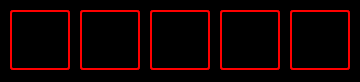
zhaomengxiao/LancetMITK-Adition, file Modules/LancetCore/src/widgets/lancetDeviceTrackingWidget.ui: the form before one commit.
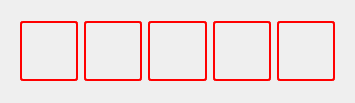
The form after the commit. Icons and pictures are not drawn.

Commit message:
upload tracking tools widget
jrl-last code

Patch:
```diff
--- a/Modules/LancetCore/src/widgets/lancetDeviceTrackingWidget.ui
+++ b/Modules/LancetCore/src/widgets/lancetDeviceTrackingWidget.ui
@@ -6,27 +6,27 @@
    <rect>
     <x>0</x>
     <y>0</y>
-    <width>360</width>
-    <height>82</height>
+    <width>355</width>
+    <height>103</height>
    </rect>
   </property>
   <property name="windowTitle">
    <string>Form</string>
   </property>
   <property name="styleSheet">
-   <string notr="true">
-  background-color: black;
-  border-radius: 10px;
-</string>
+   <string notr="true"/>
   </property>
+  <layout class="QHBoxLayout" name="horizontalLayout">
+   <item>
+    <widget class="QWidget" name="widget" native="true">
+     <layout class="QHBoxLayout" name="horizontalLayout_2">
+      <item>
   <widget class="QWidget" name="robotEndRFWidget" native="true">
-   <property name="geometry">
-    <rect>
-     <x>10</x>
-     <y>10</y>
-     <width>60</width>
-     <height>60</height>
-    </rect>
+        <property name="minimumSize">
+         <size>
+          <width>50</width>
+          <height>50</height>
+         </size>
    </property>
    <property name="maximumSize">
     <size>
@@ -48,14 +48,14 @@
 }</string>
    </property>
   </widget>
+      </item>
+      <item>
   <widget class="QWidget" name="robotBaseRFWidget" native="true">
-   <property name="geometry">
-    <rect>
-     <x>80</x>
-     <y>10</y>
-     <width>60</width>
-     <height>60</height>
-    </rect>
+        <property name="minimumSize">
+         <size>
+          <width>50</width>
+          <height>50</height>
+         </size>
    </property>
    <property name="maximumSize">
     <size>
@@ -77,14 +77,14 @@
 }</string>
    </property>
   </widget>
+      </item>
+      <item>
   <widget class="QWidget" name="pelvisRFWidget" native="true">
-   <property name="geometry">
-    <rect>
-     <x>150</x>
-     <y>10</y>
-     <width>60</width>
-     <height>60</height>
-    </rect>
+        <property name="minimumSize">
+         <size>
+          <width>50</width>
+          <height>50</height>
+         </size>
    </property>
    <property name="maximumSize">
     <size>
@@ -106,14 +106,14 @@
 }</string>
    </property>
   </widget>
+      </item>
+      <item>
   <widget class="QWidget" name="femurRFWidget" native="true">
-   <property name="geometry">
-    <rect>
-     <x>220</x>
-     <y>10</y>
-     <width>60</width>
-     <height>60</height>
-    </rect>
+        <property name="minimumSize">
+         <size>
+          <width>50</width>
+          <height>50</height>
+         </size>
    </property>
    <property name="maximumSize">
     <size>
@@ -135,14 +135,14 @@
 }</string>
    </property>
   </widget>
+      </item>
+      <item>
   <widget class="QWidget" name="probeRFWidget" native="true">
-   <property name="geometry">
-    <rect>
-     <x>290</x>
-     <y>10</y>
-     <width>60</width>
-     <height>60</height>
-    </rect>
+        <property name="minimumSize">
+         <size>
+          <width>50</width>
+          <height>50</height>
+         </size>
    </property>
    <property name="maximumSize">
     <size>
@@ -166,6 +166,11 @@
 }</string>
    </property>
   </widget>
+      </item>
+     </layout>
+    </widget>
+   </item>
+  </layout>
  </widget>
  <resources/>
  <connections/>
```
Lines whose indentation alone changed are shown as unchanged. The commit also changes 9 other files.
